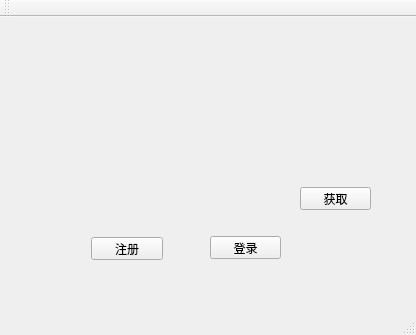
Old version of the form tcpclient.ui in the repository HustGw/CLLLLLLLSAFFFFFEWINN.
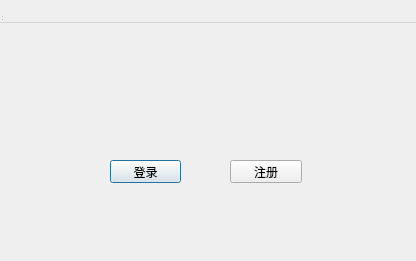
New version of the form.

The edit to the form file:
```diff
--- a/tcpclient.ui
+++ b/tcpclient.ui
@@ -1,13 +1,13 @@
 <?xml version="1.0" encoding="UTF-8"?>
 <ui version="4.0">
  <class>TcpClient</class>
- <widget class="QMainWindow" name="TcpClient">
+ <widget class="QDialog" name="TcpClient">
   <property name="geometry">
    <rect>
     <x>0</x>
     <y>0</y>
     <width>416</width>
-    <height>335</height>
+    <height>261</height>
    </rect>
   </property>
   <property name="windowTitle">
@@ -17,8 +17,8 @@
    <widget class="QPushButton" name="sendBtn">
     <property name="geometry">
      <rect>
-      <x>210</x>
-      <y>219</y>
+      <x>110</x>
+      <y>160</y>
       <width>71</width>
       <height>23</height>
      </rect>
@@ -30,8 +30,8 @@
    <widget class="QPushButton" name="signBtn">
     <property name="geometry">
      <rect>
-      <x>91</x>
-      <y>220</y>
+      <x>230</x>
+      <y>160</y>
       <width>72</width>
       <height>23</height>
      </rect>
@@ -43,8 +43,8 @@
    <widget class="QWidget" name="layoutWidget">
     <property name="geometry">
      <rect>
-      <x>90</x>
-      <y>80</y>
+      <x>110</x>
+      <y>90</y>
       <width>189</width>
       <height>22</height>
      </rect>
@@ -65,8 +65,8 @@
    <widget class="QWidget" name="layoutWidget">
     <property name="geometry">
      <rect>
-      <x>90</x>
-      <y>30</y>
+      <x>110</x>
+      <y>40</y>
       <width>189</width>
       <height>22</height>
      </rect>
@@ -84,63 +84,6 @@
      </item>
     </layout>
    </widget>
-   <widget class="QWidget" name="layoutWidget_2">
-    <property name="geometry">
-     <rect>
-      <x>90</x>
-      <y>130</y>
-      <width>189</width>
-      <height>22</height>
-     </rect>
-    </property>
-    <layout class="QHBoxLayout" name="horizontalLayout_3">
-     <item>
-      <widget class="QLabel" name="label_3">
-       <property name="text">
-        <string>邮  箱：</string>
-       </property>
-      </widget>
-     </item>
-     <item>
-      <widget class="QLineEdit" name="email"/>
-     </item>
-    </layout>
-   </widget>
-   <widget class="QWidget" name="layoutWidget_3">
-    <property name="geometry">
-     <rect>
-      <x>90</x>
-      <y>170</y>
-      <width>189</width>
-      <height>22</height>
-     </rect>
-    </property>
-    <layout class="QHBoxLayout" name="horizontalLayout_4">
-     <item>
-      <widget class="QLabel" name="label_4">
-       <property name="text">
-        <string>验证码：</string>
-       </property>
-      </widget>
-     </item>
-     <item>
-      <widget class="QLineEdit" name="code"/>
-     </item>
-    </layout>
-   </widget>
-   <widget class="QPushButton" name="huoquyanzhengmaBtn">
-    <property name="geometry">
-     <rect>
-      <x>300</x>
-      <y>170</y>
-      <width>71</width>
-      <height>23</height>
-     </rect>
-    </property>
-    <property name="text">
-     <string>获取</string>
-    </property>
-   </widget>
   </widget>
   <widget class="QMenuBar" name="menuBar">
    <property name="geometry">
@@ -148,7 +91,7 @@
      <x>0</x>
      <y>0</y>
      <width>416</width>
-     <height>17</height>
+     <height>23</height>
     </rect>
    </property>
   </widget>
```
Left out of the diff: 2 changed lines with no effect on the pictures.
